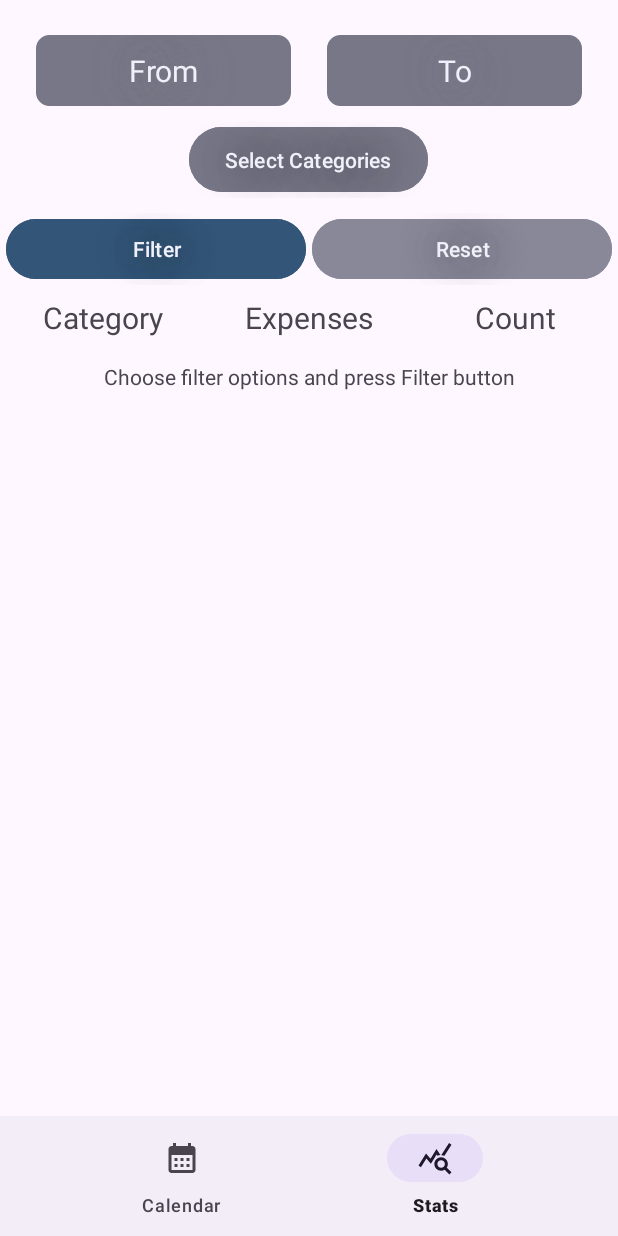
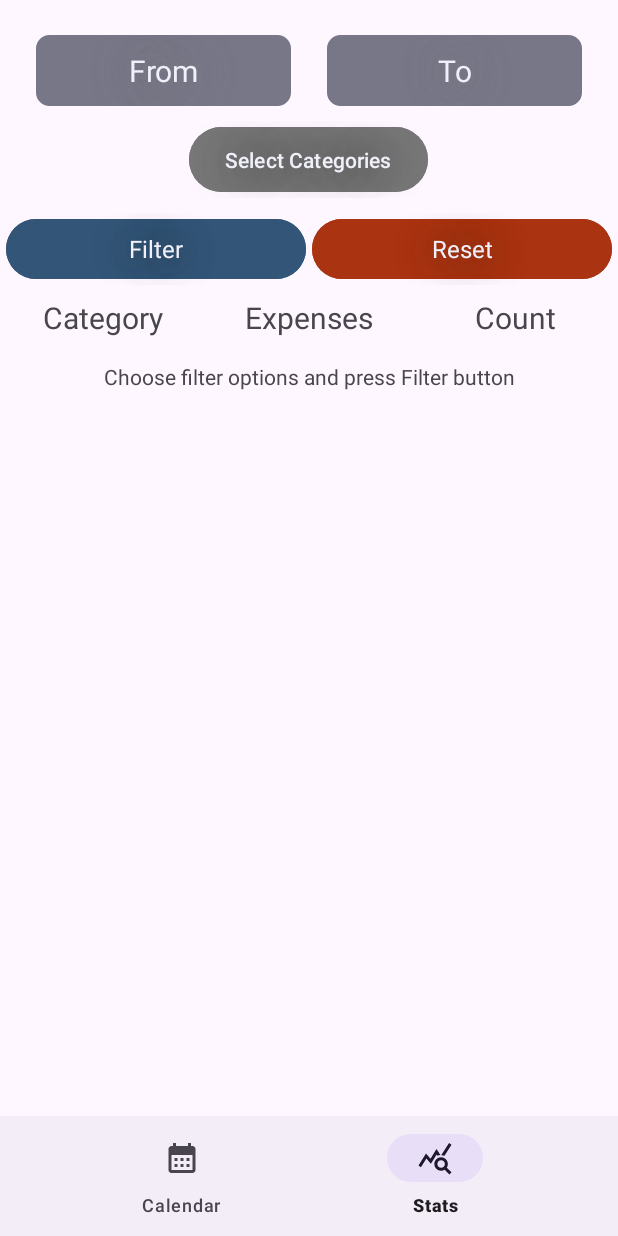
Before and after one commit to RichardFedak/tva, an Android app: the screen it shows after launch (MainActivity), item 2 of the bottom bar chosen, on a phone screen of 412 x 824 dp. Run offline under Robolectric (Android 15) with nearby library versions, the phone set to English and light mode, and no system bars; our stand-ins replace Room's generated code.

Commit message:
Review of code warnings

```diff
--- a/app/src/main/java/com/example/myapplication/Calendar.kt
+++ b/app/src/main/java/com/example/myapplication/Calendar.kt
@@ -4,7 +4,6 @@ import android.os.Bundle
 import android.view.LayoutInflater
 import android.view.View
 import android.view.ViewGroup
-import android.widget.Toast
 import com.example.myapplication.databinding.FragmentCalendarBinding
 import androidx.fragment.app.Fragment
 import androidx.lifecycle.ViewModelProvider
--- a/app/src/main/java/com/example/myapplication/CategorySelectionDialog.kt
+++ b/app/src/main/java/com/example/myapplication/CategorySelectionDialog.kt
@@ -1,10 +1,11 @@
+package com.example.myapplication
+
 import android.app.Dialog
 import android.content.Context
 import android.os.Bundle
 import android.widget.ArrayAdapter
 import android.widget.Button
 import android.widget.ListView
-import com.example.myapplication.R
 
 class CategorySelectionDialog(
         context: Context,
--- a/app/src/main/java/com/example/myapplication/MainActivity.kt
+++ b/app/src/main/java/com/example/myapplication/MainActivity.kt
@@ -35,13 +35,13 @@ class MainActivity : AppCompatActivity() {
             true
         }
 
-        sharedViewModel.selectedDate.observe(this, Observer { date ->
+        sharedViewModel.selectedDate.observe(this, Observer { date -> //TODO
             val expensesFragment = Expenses.newInstance(date.toString())
             replaceFragment(expensesFragment)
             uncheckAllNavItems(bottomNav)
         })
 
-        detailViewModel.selectedExpense.observe(this, Observer { expense ->
+        detailViewModel.selectedExpense.observe(this, Observer { expense -> // TODO
             if (expense != null) {
                 replaceFragment(ExpenseDetail())
             } else {
--- a/app/src/main/java/com/example/myapplication/data/ExpenseDatabase.kt
+++ b/app/src/main/java/com/example/myapplication/data/ExpenseDatabase.kt
@@ -1,8 +1,6 @@
 package com.example.myapplication.data
 
-import android.content.Context
 import androidx.room.Database
-import androidx.room.Room
 import androidx.room.RoomDatabase
 import androidx.room.TypeConverters
 
--- a/app/src/main/java/com/example/myapplication/viewmodels/DetailViewModel.kt
+++ b/app/src/main/java/com/example/myapplication/viewmodels/DetailViewModel.kt
@@ -30,7 +30,7 @@ class DetailViewModel(application: Application): TvaBaseViewModel(application) {
         repository.saveExpense(expense)
     }
 
-    fun getExpense(id: Int): List<Expense> {
+    fun getExpense(id: Int): List<Expense> { //TODO
         return repository.getExpense(id)
     }
 
--- a/app/src/main/java/com/example/myapplication/viewmodels/ExpensesViewModel.kt
+++ b/app/src/main/java/com/example/myapplication/viewmodels/ExpensesViewModel.kt
@@ -9,7 +9,7 @@ class ExpensesViewModel(application: Application): TvaBaseViewModel(application)
         return repository.getExpenses(date)
     }
 
-    fun deleteExpense(expense: Expense) {
+    fun deleteExpense(expense: Expense) { //TODO
         return repository.deleteExpense(expense)
     }
 }
--- a/app/src/main/java/com/example/myapplication/viewmodels/StatsViewModel.kt
+++ b/app/src/main/java/com/example/myapplication/viewmodels/StatsViewModel.kt
@@ -2,7 +2,6 @@ package com.example.myapplication.viewmodels
 
 import android.app.Application
 import com.example.myapplication.data.Category
-import com.example.myapplication.data.Expense
 import com.example.myapplication.data.ExpenseByCategory
 import java.util.Date
 
--- a/app/src/main/res/layout/fragment_expense_detail.xml
+++ b/app/src/main/res/layout/fragment_expense_detail.xml
@@ -62,6 +62,7 @@
             android:clickable="true"
             android:focusable="false"
             android:padding="8dp"
+            android:minHeight="48dp"
             app:drawableRightCompat="@drawable/baseline_calendar_month_24" />
 
         <TextView
@@ -75,6 +76,7 @@
             android:layout_width="match_parent"
             android:layout_height="wrap_content"
             android:inputType="numberDecimal"
+            android:minHeight="48dp"
             android:importantForAutofill="no" />
 
         <TextView
--- a/app/src/main/res/layout/fragment_stats.xml
+++ b/app/src/main/res/layout/fragment_stats.xml
@@ -64,7 +64,7 @@
         android:paddingBottom="12dp"
         android:layout_marginTop="10dp"
         android:layout_marginBottom="10dp"
-        android:backgroundTint="#777788"
+        android:backgroundTint="#777777"
         android:shadowDx="1"
         android:shadowDy="1"
         android:shadowRadius="32"
@@ -106,7 +106,8 @@
             android:shadowDy="1"
             android:shadowRadius="32"
             android:shadowColor="#333"
-            android:textColor="@color/material_dynamic_neutral_variant95" />
+            android:textColor="@color/material_dynamic_neutral_variant95"
+            style="@android:style/Theme.NoDisplay" />
 
         <Button
             android:id="@+id/statsResetButton"
@@ -118,12 +119,13 @@
             android:paddingBottom="4dp"
             android:layout_marginStart="2dp"
             android:layout_marginEnd="4dp"
-            android:backgroundTint="#889"
+            android:backgroundTint="#A31"
             android:shadowDx="1"
             android:shadowDy="1"
             android:shadowRadius="32"
             android:shadowColor="#333"
-            android:textColor="@color/material_dynamic_neutral_variant95" />
+            android:textColor="@color/material_dynamic_neutral_variant95"
+            style="@android:style/Theme.NoDisplay" />
     </LinearLayout>
     <ScrollView
         android:layout_width="match_parent"
```
Also changed, not shown: app/src/main/java/com/example/myapplication/Expenses.kt (+5 -5 lines), app/src/main/java/com/example/myapplication/ExpensesListViewAdapter.kt (+8 -8 lines), app/src/main/java/com/example/myapplication/Stats.kt (+4 -5 lines).
